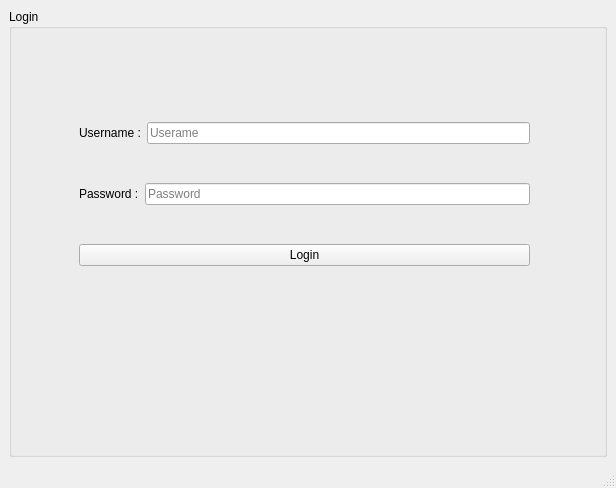
The window that mainwindow.ui (G4bleb/salt-n-pepper) describes before a commit, drawn with Qt 5.
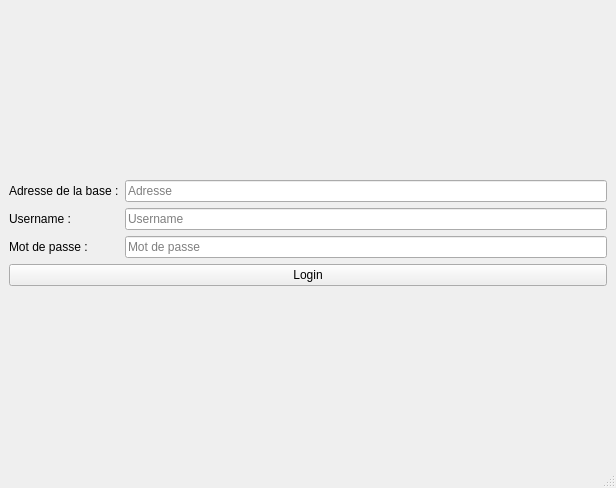
The same window after the commit.

What changed in the file:
```diff
--- a/mainwindow.ui
+++ b/mainwindow.ui
@@ -14,59 +14,65 @@
    <string>MainWindow</string>
   </property>
   <widget class="QWidget" name="centralwidget">
-   <layout class="QHBoxLayout" name="horizontalLayout_4">
-    <item>
-     <widget class="QGroupBox" name="groupBox">
-      <property name="title">
-       <string>Login</string>
-      </property>
-      <widget class="QWidget" name="">
-       <property name="geometry">
-        <rect>
-         <x>70</x>
-         <y>80</y>
-         <width>451</width>
-         <height>211</height>
-        </rect>
-       </property>
        <layout class="QVBoxLayout" name="verticalLayout">
         <item>
-         <layout class="QHBoxLayout" name="horizontalLayout">
+     <spacer name="verticalSpacer">
+      <property name="orientation">
+       <enum>Qt::Vertical</enum>
+      </property>
+      <property name="sizeHint" stdset="0">
+       <size>
+        <width>20</width>
+        <height>155</height>
+       </size>
+      </property>
+     </spacer>
+    </item>
           <item>
-           <widget class="QLabel" name="label">
+     <layout class="QFormLayout" name="formLayout_3">
+      <item row="0" column="0">
+       <widget class="QLabel" name="label_password">
+        <property name="text">
+         <string>Adresse de la base :</string>
+        </property>
+       </widget>
+      </item>
+      <item row="0" column="1">
+       <widget class="QLineEdit" name="lineEdit_adress">
+        <property name="placeholderText">
+         <string>Adresse</string>
+        </property>
+       </widget>
+      </item>
+      <item row="1" column="0">
+       <widget class="QLabel" name="label_login">
             <property name="text">
              <string>Username :</string>
             </property>
            </widget>
           </item>
-          <item>
+      <item row="1" column="1">
            <widget class="QLineEdit" name="lineEdit_username">
             <property name="placeholderText">
-             <string>Userame</string>
+         <string>Username</string>
             </property>
            </widget>
           </item>
-         </layout>
-        </item>
-        <item>
-         <layout class="QHBoxLayout" name="horizontalLayout_2">
-          <item>
-           <widget class="QLabel" name="label_2">
+      <item row="2" column="0">
+       <widget class="QLabel" name="label_adress">
             <property name="text">
-             <string>Password :</string>
+         <string>Mot de passe : </string>
             </property>
            </widget>
           </item>
-          <item>
+      <item row="2" column="1">
            <widget class="QLineEdit" name="lineEdit_password">
             <property name="placeholderText">
-             <string>Password</string>
+         <string>Mot de passe</string>
             </property>
            </widget>
           </item>
-         </layout>
-        </item>
-        <item>
+      <item row="3" column="0" colspan="2">
          <widget class="QPushButton" name="pushButton_login">
           <property name="text">
            <string>Login</string>
@@ -74,8 +80,19 @@
          </widget>
         </item>
        </layout>
-      </widget>
-     </widget>
+    </item>
+    <item>
+     <spacer name="verticalSpacer_2">
+      <property name="orientation">
+       <enum>Qt::Vertical</enum>
+      </property>
+      <property name="sizeHint" stdset="0">
+       <size>
+        <width>20</width>
+        <height>155</height>
+       </size>
+      </property>
+     </spacer>
     </item>
    </layout>
   </widget>
```
Left out of the diff: 2 changed lines with no effect on the pictures. Lines whose indentation alone changed are shown as unchanged.
